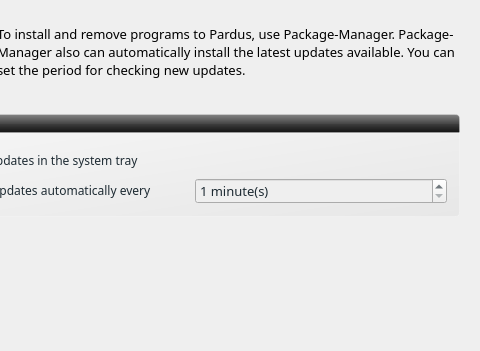
The window that kaptan-5.0.5.1/ui/ui_scrPackage.ui (circass/pisi-work) describes before a commit, drawn with Qt 5; both pictures show x 97 to 577 and y 0 to 351 of the 577 by 505 pixel window.
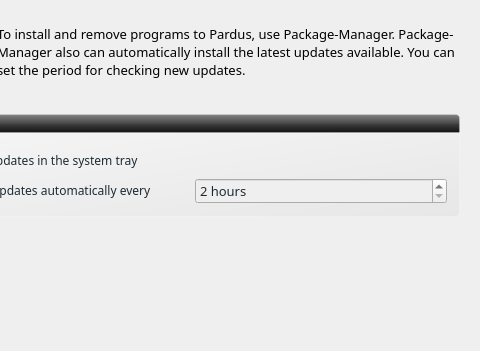
The same window after the commit. Icons and pictures are not drawn.

Patch:
```diff
--- a/kaptan-5.0.5.1/ui/ui_scrPackage.ui
+++ b/kaptan-5.0.5.1/ui/ui_scrPackage.ui
@@ -108,16 +108,13 @@
              <string notr="true">color: rgb(30, 43, 51)</string>
             </property>
             <property name="suffix">
-             <string> minute(s)</string>
+             <string> hours</string>
             </property>
             <property name="minimum">
-             <number>1</number>
-            </property>
-            <property name="maximum">
-             <number>10000</number>
+             <number>2</number>
             </property>
             <property name="value">
-             <number>1</number>
+             <number>2</number>
             </property>
            </widget>
           </item>
```
